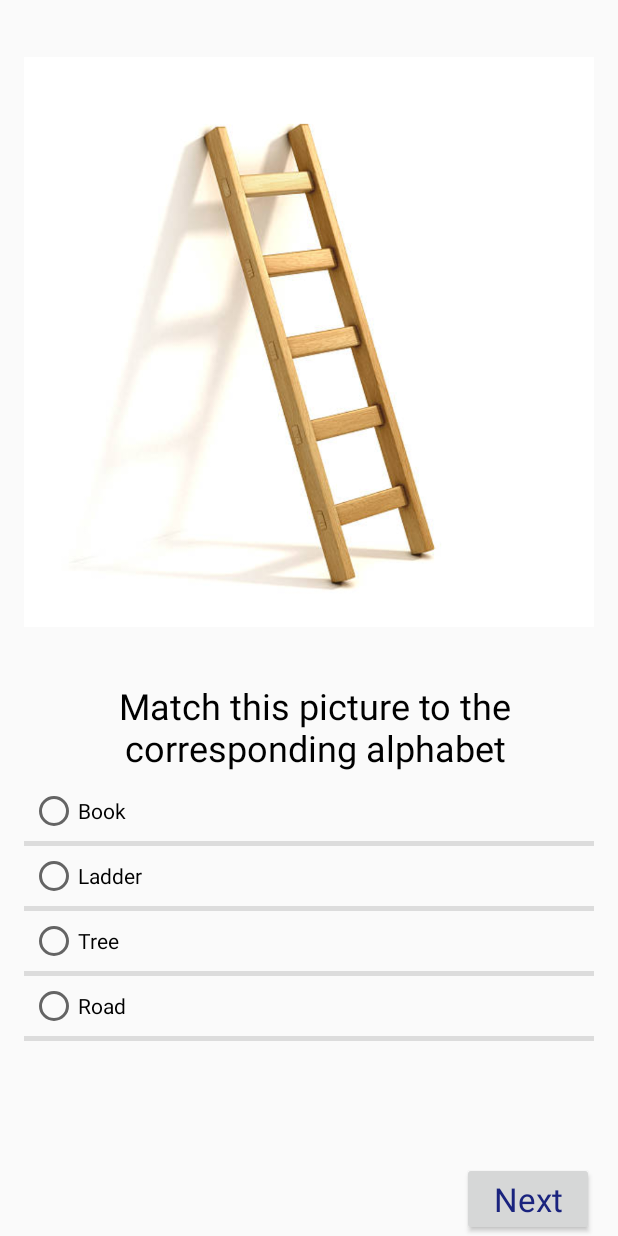
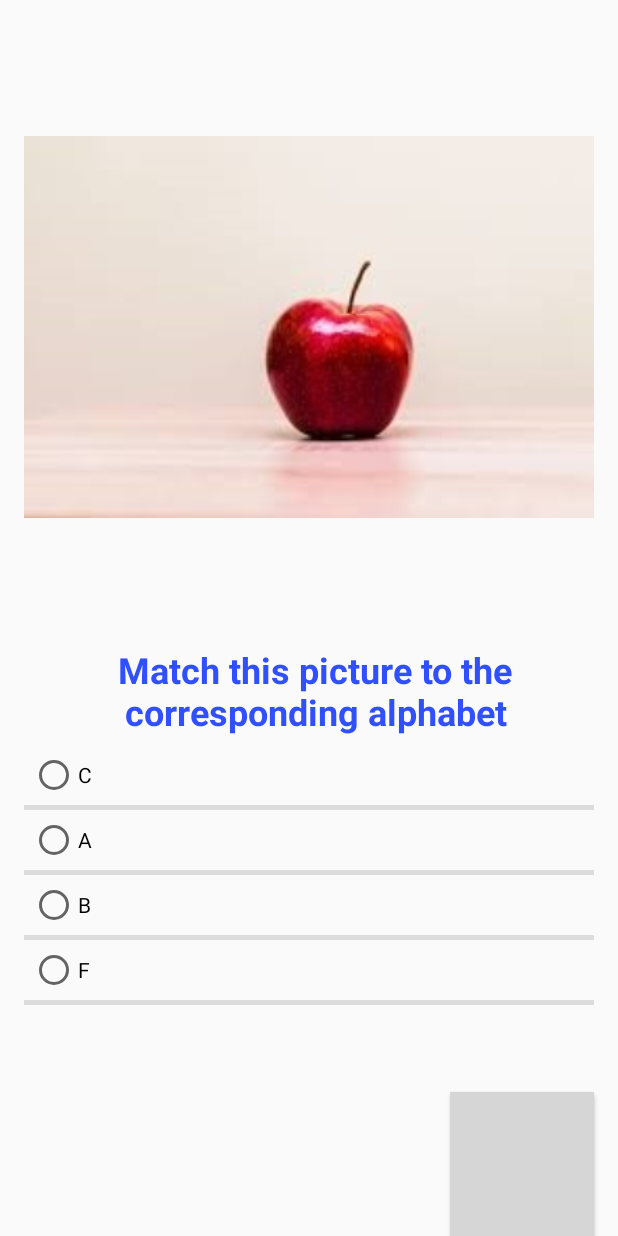
Before and after one commit to ime01/AAD-TEAM-40-ANIMATION-CHALLENGE, an Android app: the screen it shows after launch (QuizActivity), after a tap on "Quiz", on a phone screen of 412 x 824 dp. Run offline under Robolectric (Android 15) with nearby library versions, the phone set to English and light mode, and no system bars; 1 other tap on this screen came first; grey boxes are pictures that could not be loaded.

Commit message:
This is an example of how the quiz/questions will appear

```diff
--- a/app/src/main/java/com/flowz/kidsplayground/quizmanager/QuizQuestionsManager.java
+++ b/app/src/main/java/com/flowz/kidsplayground/quizmanager/QuizQuestionsManager.java
@@ -28,18 +28,28 @@ public class QuizQuestionsManager {
         mQuestions.add(initializeQuestion1());
         mQuestions.add(initializeQuestion2());
         mQuestions.add(initializeQuestion3());
+        mQuestions.add(initializeQuestion4());
+        mQuestions.add(initializeQuestion5());
     }
 
     private QuizQuestionInfo initializeQuestion1() {
-        return createQuestions("Match this picture to the corresponding alphabet", R.drawable.ladder, "Book", "Ladder", "Tree", "Road", 2);
+        return createQuestions("Match this picture to the corresponding alphabet", R.drawable.apple, "C", "A", "B", "F", 2);
     }
 
     private QuizQuestionInfo initializeQuestion2() {
-        return createQuestions("Match this picture to the corresponding alphabet", R.drawable.ice_cream, "Soup", "balls", "Ice Cream", "cone", 3);
+        return createQuestions("Match this picture to the corresponding alphabet", R.drawable.bicycle, "D", "G", "A", "Z", 3);
     }
 
     private QuizQuestionInfo initializeQuestion3() {
-        return createQuestions("Match this picture to the corresponding alphabet", R.drawable.well, "well", "hole", "pit", "grain", 1);
+        return createQuestions("Match this picture to the corresponding alphabet", R.drawable.cake, "H", "J", "I", "C", 1);
+    }
+
+    private QuizQuestionInfo initializeQuestion4() {
+        return createQuestions("Match this picture to the corresponding alphabet", R.drawable.duck, "D", "A", "B", "C", 1);
+    }
+
+    private QuizQuestionInfo initializeQuestion5() {
+        return createQuestions("Match this picture to the corresponding alphabet", R.drawable.cake, "E", "A", "B", "C", 1);
     }
 
     private QuizQuestionInfo createQuestions(String question, int imageResource, String options1, String options2, String options3, String options4, int answerId) {
@@ -48,6 +58,7 @@ public class QuizQuestionsManager {
         options.add(new QuizOptionInfo(options2, 2));
         options.add(new QuizOptionInfo(options3, 3));
         options.add(new QuizOptionInfo(options4, 4));
+       // options.add(new QuizOptionInfo(options5, 5));
         return new QuizQuestionInfo(question, imageResource, options, answerId);
     }
 }
--- a/app/src/main/res/layout/fragment_quiz_question.xml
+++ b/app/src/main/res/layout/fragment_quiz_question.xml
@@ -18,15 +18,16 @@
             android:contentDescription="@string/quiz_image"
             android:scaleType="fitCenter" />
 
+
     <TextView
         android:id="@+id/quiz_question"
         android:layout_width="match_parent"
         android:layout_height="wrap_content"
         android:layout_marginStart="8dp"
-        android:layout_marginTop="6dp"
+        android:layout_marginTop="2dp"
+        style="@style/answersStyle3"
         android:text="@string/setContentDescription"
         android:textAlignment="center"
-        android:textColor="#000000"
         android:textSize="24sp" />
 
         <ListView
@@ -47,16 +48,20 @@
             android:footerDividersEnabled="true"
             android:theme="@style/Base.CardView" />
 
+
     <Button
         android:id="@+id/quiz_next_button"
         android:layout_width="wrap_content"
         android:layout_height="wrap_content"
         android:layout_gravity="end"
+        android:layout_marginTop="8dp"
         android:layout_marginEnd="8dp"
+        android:background="@drawable/play_rounded_button"
         android:onClick="onNextPressed"
         android:text="@string/next"
         android:textAppearance="@style/TextAppearance.AppCompat.Large"
-        android:textColor="@color/colorAccent2"
+        android:textColor="@color/cardview_light_background"
         tools:text="@string/next" />
 
+
 </LinearLayout>
```
Also changed, not shown: app/src/main/res/drawable/elephant.jpg (added), app/src/main/res/drawable/frog.jpg (added). Lines whose indentation alone changed are shown as unchanged.
